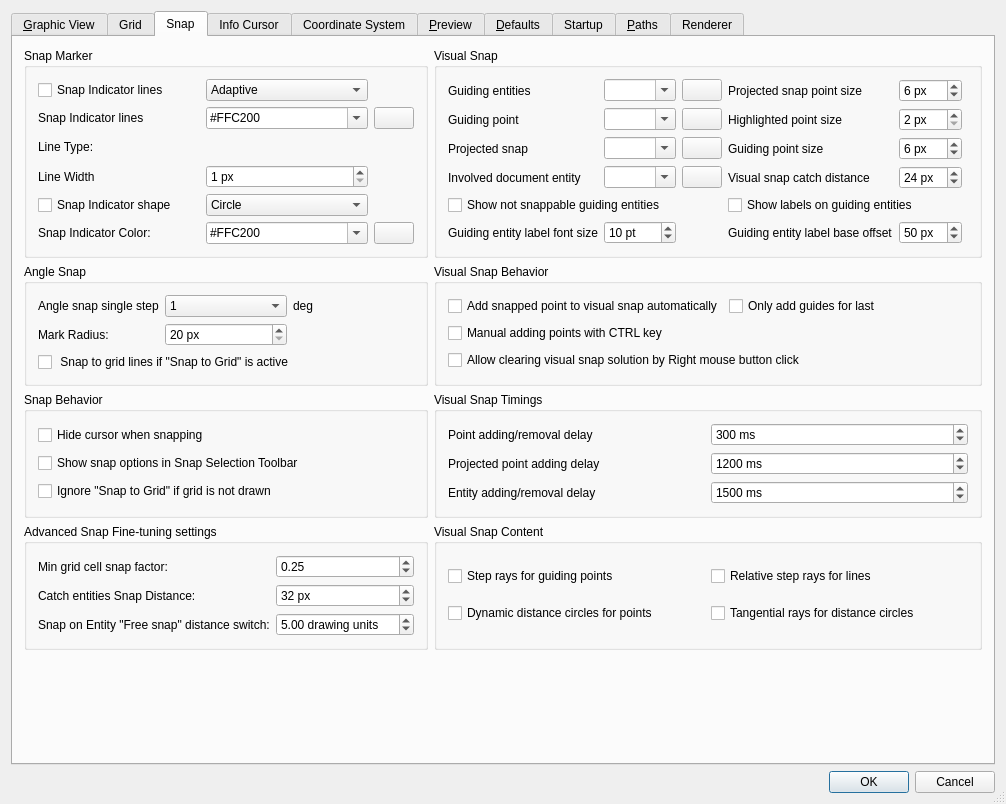
The window that librecad/src/ui/dialogs/settings/options_general/qg_dlgoptionsgeneral.ui (pcfixindude/LibreCAD) describes before a commit, drawn with Qt 5.
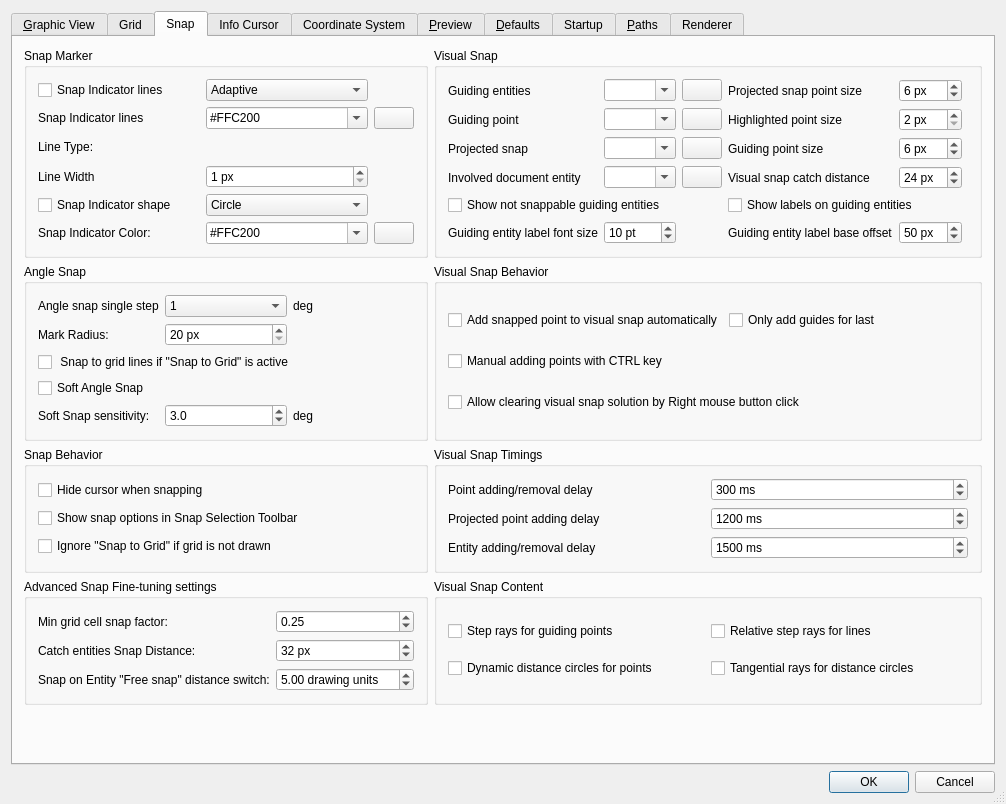
The same window after the commit. The open tabs and pages were chosen to show the change. Icons and pictures are not drawn. Custom widgets are drawn as their Qt base class.

Commit message: Add soft angle snap option

The edit to the form file:
```diff
--- a/librecad/src/ui/dialogs/settings/options_general/qg_dlgoptionsgeneral.ui
+++ b/librecad/src/ui/dialogs/settings/options_general/qg_dlgoptionsgeneral.ui
@@ -2035,6 +2035,52 @@
             </property>
            </widget>
           </item>
+          <item row="3" column="0" colspan="3">
+           <widget class="QCheckBox" name="cbSoftSnapEnabled">
+            <property name="toolTip">
+             <string>If selected, toolbar angle snap only snaps when the cursor is near the configured angle step.</string>
+            </property>
+            <property name="text">
+             <string>Soft Angle Snap</string>
+            </property>
+           </widget>
+          </item>
+          <item row="4" column="0">
+           <widget class="QLabel" name="lblSoftSnapSensitivity">
+            <property name="text">
+             <string>Soft Snap sensitivity:</string>
+            </property>
+           </widget>
+          </item>
+          <item row="4" column="1">
+           <widget class="QDoubleSpinBox" name="sbSoftSnapSensitivity">
+            <property name="toolTip">
+             <string>Maximum angular distance from the angle step before toolbar angle snap is applied.</string>
+            </property>
+            <property name="decimals">
+             <number>1</number>
+            </property>
+            <property name="minimum">
+             <double>0.100000000000000</double>
+            </property>
+            <property name="maximum">
+             <double>45.000000000000000</double>
+            </property>
+            <property name="singleStep">
+             <double>0.500000000000000</double>
+            </property>
+            <property name="value">
+             <double>3.000000000000000</double>
+            </property>
+           </widget>
+          </item>
+          <item row="4" column="2">
+           <widget class="QLabel" name="lblSoftSnapSensitivityDeg">
+            <property name="text">
+             <string>deg</string>
+            </property>
+           </widget>
+          </item>
          </layout>
         </widget>
        </item>
```
The commit also changes 4 other files.
